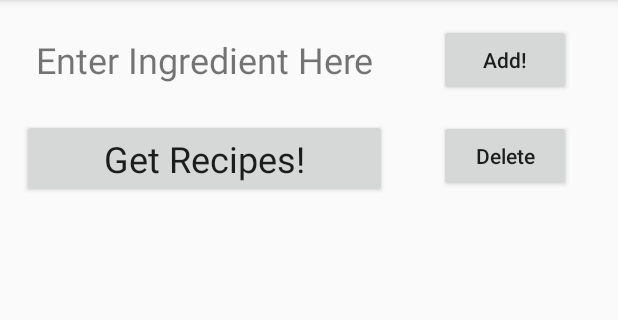
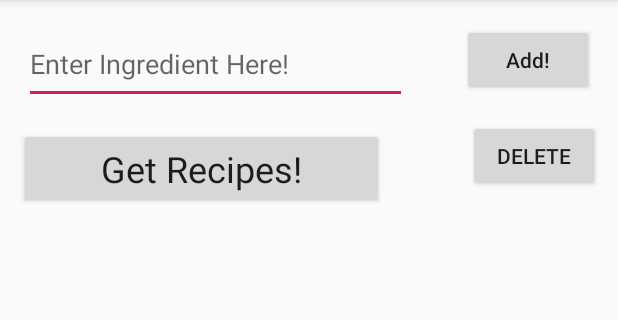
Before and after one commit to ChuckeyTheBear/CS125MP6, an Android app: the screen it shows after launch (MainActivity), on a phone screen of 412 x 824 dp, the part 84-404 px from its top. Run offline under Robolectric (Android 15) with nearby library versions, the phone set to English and light mode, and no system bars.

Commit message:
Minor UI changes, group work. Dec/2/18 Project CS125MP6 Started!
Base Scenario Began.

```diff
--- a/app/build.gradle
+++ b/app/build.gradle
@@ -16,10 +16,11 @@ android {
             proguardFiles getDefaultProguardFile('proguard-android.txt'), 'proguard-rules.pro'
         }
     }
+    buildToolsVersion '28.0.3'
 }
 
 dependencies {
-    implementation fileTree(dir: 'libs', include: ['*.jar'])
+    implementation fileTree(include: ['*.jar'], dir: 'libs')
     implementation 'com.android.support:appcompat-v7:28.0.0'
     implementation 'com.android.support.constraint:constraint-layout:1.1.3'
     testImplementation 'junit:junit:4.12'
--- a/app/src/main/res/layout/activity_main.xml
+++ b/app/src/main/res/layout/activity_main.xml
@@ -8,78 +8,94 @@
     tools:context=".MainActivity">
 
     <Button
-        android:id="@+id/button3"
+        android:id="@+id/DeleteIngredientButton"
+        android:layout_width="wrap_content"
+        android:layout_height="wrap_content"
+        android:layout_marginStart="48dp"
+        android:layout_marginLeft="48dp"
+        android:layout_marginTop="16dp"
+        android:layout_marginEnd="16dp"
+        android:layout_marginRight="16dp"
+        android:onClick="delFromList"
+        android:text="Delete"
+        app:layout_constraintEnd_toEndOf="parent"
+        app:layout_constraintStart_toEndOf="@+id/NextPageButton"
+        app:layout_constraintTop_toBottomOf="@+id/AddIngredientButton" />@+id/AddIngredientButton"
+        app:layout_constraintHorizontal_bias="0.0"
+        app:layout_constraintStart_toStartOf="@+id/AddIngredientButton"
+        app:layout_constraintTop_toBottomOf="@+id/AddIngredientButton" />
+
+    <Button
+        android:id="@+id/AddIngredientButton"
         android:layout_width="wrap_content"
         android:layout_height="wrap_content"
         android:layout_marginTop="16dp"
+        android:layout_marginEnd="16dp"
+        android:layout_marginRight="16dp"
         android:layout_marginBottom="16dp"
-        android:text="Delete"
+        android:onClick="addToList"
+        android:text="Add!"
         android:textAllCaps="false"
-        app:layout_constraintBottom_toTopOf="@+id/_dynamic"
-        app:layout_constraintEnd_toEndOf="@+id/button2"
-        app:layout_constraintStart_toStartOf="@+id/button2"
-        app:layout_constraintTop_toBottomOf="@+id/button2" />
+        app:layout_constraintBottom_toTopOf="@+id/DeleteIngredientButton"
+        app:layout_constraintEnd_toEndOf="parent"
+        app:layout_constraintTop_toTopOf="parent" />
 
-    <TextView
-        android:id="@+id/textView"
-        android:layout_width="240dp"
-        android:layout_height="47dp"
+    <Button
+        android:id="@+id/NextPageButton"
+        android:layout_width="243dp"
+        android:layout_height="54dp"
         android:layout_marginStart="16dp"
         android:layout_marginLeft="16dp"
         android:layout_marginTop="16dp"
-        android:foregroundGravity="center"
-        android:gravity="center"
-        android:lineSpacingExtra="14sp"
-        android:text="Enter Ingredient Here"
+        android:layout_marginEnd="8dp"
+        android:layout_marginRight="8dp"
+        android:onClick="nextScreen"
+        android:text="Get Recipes!"
+        android:textAppearance="@style/TextAppearance.AppCompat"
         android:textSize="24sp"
+        app:layout_constraintEnd_toStartOf="@+id/DeleteIngredientButton"
+        app:layout_constraintHorizontal_bias="0.0"
         app:layout_constraintStart_toStartOf="parent"
-        app:layout_constraintTop_toTopOf="parent" />
+        app:layout_constraintTop_toBottomOf="@+id/editText"
+        app:layout_constraintVertical_bias="0.0" />
 
-    <Button
-        android:id="@+id/button2"
-        android:layout_width="wrap_content"
-        android:layout_height="wrap_content"
+    <EditText
+        android:id="@+id/editText"
+        android:layout_width="255dp"
+        android:layout_height="53dp"
+        android:layout_marginStart="16dp"
+        android:layout_marginLeft="16dp"
+        android:layout_marginTop="16dp"
+        android:layout_marginEnd="8dp"
+        android:layout_marginRight="8dp"
+        android:layout_marginBottom="16dp"
+        android:ems="10"
+        android:hint="Enter Ingredient Here!"
+        android:inputType="textPersonName"
+        app:layout_constraintEnd_toStartOf="@+id/AddIngredientButton"
+        app:layout_constraintHorizontal_bias="0.0"
+        app:layout_constraintStart_toStartOf="parent"
+        app:layout_constraintTop_toTopOf="parent"
+        app:layout_constraintVertical_bias="0.0" />
+
+    <ListView
+        android:id="@+id/Ingredient"
+        android:layout_width="364dp"
+        android:layout_height="408dp"
         android:layout_marginStart="16dp"
         android:layout_marginLeft="16dp"
         android:layout_marginTop="16dp"
         android:layout_marginEnd="16dp"
         android:layout_marginRight="16dp"
-        android:text="Add!"
-        android:textAllCaps="false"
-        app:layout_constraintBottom_toBottomOf="@+id/textView"
-        app:layout_constraintEnd_toEndOf="parent"
-        app:layout_constraintHorizontal_bias="0.571"
-        app:layout_constraintStart_toEndOf="@+id/textView"
-        app:layout_constraintTop_toTopOf="parent"
-        app:layout_constraintVertical_bias="0.0" />
-
-    <ListView
-        android:layout_width="361dp"
-        android:layout_height="438dp"
-        android:layout_marginStart="8dp"
-        android:layout_marginLeft="8dp"
-        android:layout_marginEnd="16dp"
-        android:layout_marginRight="16dp"
         android:layout_marginBottom="16dp"
+        android:stackFromBottom="true"
+        android:transcriptMode="normal"
+        android:windowSoftInputMode="adjustPan"
         app:layout_constraintBottom_toBottomOf="parent"
         app:layout_constraintEnd_toEndOf="parent"
-        app:layout_constraintHorizontal_bias="0.307"
-        app:layout_constraintStart_toStartOf="parent" />
-
-    <Button
-        android:id="@+id/button"
-        android:layout_width="243dp"
-        android:layout_height="wrap_content"
-        android:layout_marginStart="16dp"
-        android:layout_marginLeft="16dp"
-        android:layout_marginTop="16dp"
-        android:layout_marginBottom="16dp"
-        android:text="Get Recipes!"
-        android:textAppearance="@style/TextAppearance.AppCompat"
-        android:textSize="24sp"
-        app:layout_constraintBottom_toTopOf="@+id/_dynamic"
-        app:layout_constraintEnd_toEndOf="@+id/textView"
+        app:layout_constraintHorizontal_bias="0.466"
         app:layout_constraintStart_toStartOf="parent"
-        app:layout_constraintTop_toBottomOf="@+id/textView" />
+        app:layout_constraintTop_toTopOf="parent"
+        app:layout_constraintVertical_bias="1.0" />
 
 </android.support.constraint.ConstraintLayout>
```
Also changed, not shown: app/src/main/java/none/cs125mp6/MainActivity.java (+51 -1 lines), app/src/main/java/none/cs125mp6/Recipe_List_Screen.java (+18 -0 lines), app/src/main/res/layout/activity_recipe__list__screen.xml (+30 -0 lines), 3 other files.
